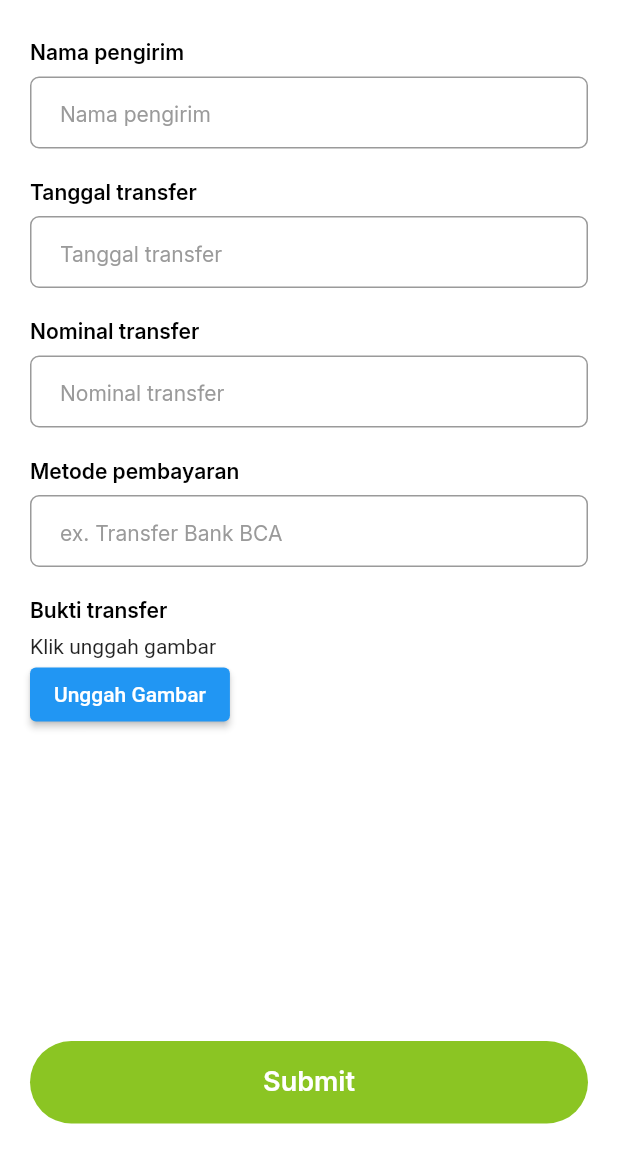
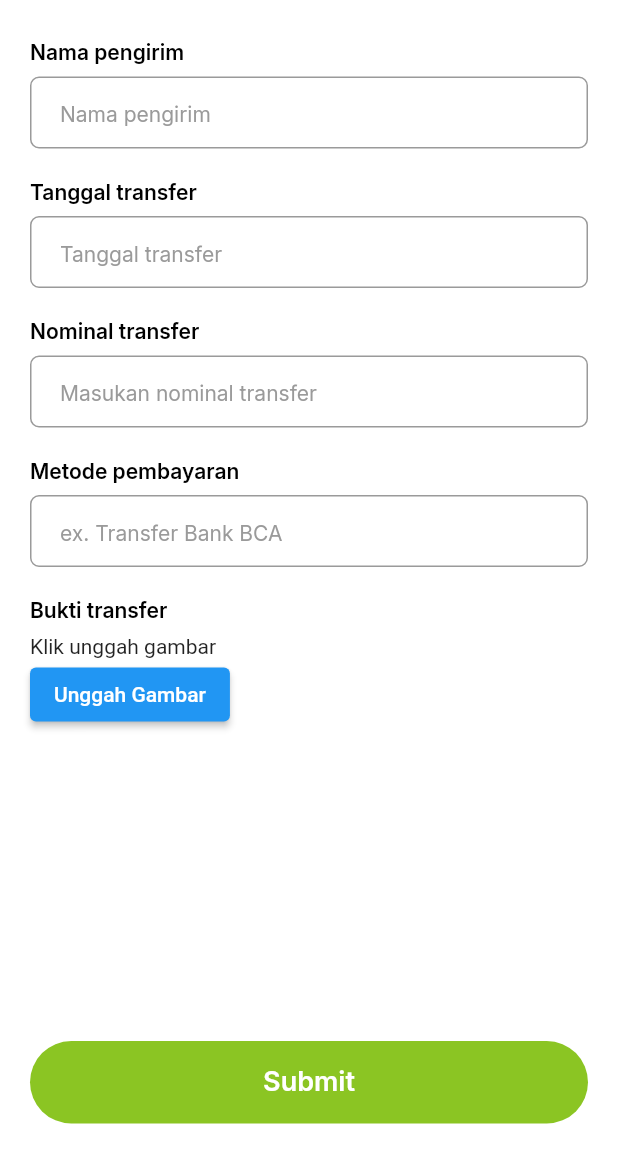
Before and after one commit to masan27/mafiaeduc-mobile, a Flutter app: the checkout3 screen opened directly, on a phone screen of 412 x 824 dp, the part 60-1236 px from its top. Run offline on Flutter 3.47's test engine with Material 2 defaults, Android fonts, the phone set to English and light mode, and no system bars; our stand-ins replace flutter_svg, get, google_fonts, image_picker, otp_text_field, shared_preferences; accounts and stored records are empty; project files that could hold a hidden picture were left out.

Commit message:
update nominal transfer

```diff
--- a/lib/checkout/halaman3.dart
+++ b/lib/checkout/halaman3.dart
@@ -151,29 +151,43 @@ class _checkout3State extends State<checkout3> {
                             fontWeight: FontWeight.w600)),
                     SizedBox(height: 8),
                     TextField(
+                      keyboardType: TextInputType.number,
                       style: GoogleFonts.inter(
                         textStyle: TextStyle(
                           color: Colors.black,
-                                fontWeight: FontWeight.w500)),
+                          fontWeight: FontWeight.w500,
+                        ),
+                      ),
                       cursorColor: Colors.black,
                       decoration: InputDecoration(
                         // fillColor: Color(0xffEEEEEE),
                         // filled: true,
-                          hintText: "Nominal transfer",
+                        hintText: "Masukan nominal transfer",
                         hintStyle: GoogleFonts.inter(
                           textStyle: TextStyle(
                             fontSize: 14,
                             fontWeight: FontWeight.normal,
-                                  color: Color(0xff9A9A9A))),
+                            color: Color(0xff9A9A9A),
+                          ),
+                        ),
                         contentPadding: EdgeInsets.symmetric(
-                              vertical: 12, horizontal: 20),
+                          vertical: 12,
+                          horizontal: 20,
+                        ),
                         enabledBorder: OutlineInputBorder(
                           borderRadius: BorderRadius.circular(6),
-                              borderSide: BorderSide(color: Color(0xff9a9a9a))),
+                          borderSide: BorderSide(
+                            color: Color(0xff9a9a9a),
+                          ),
+                        ),
                         focusedBorder: OutlineInputBorder(
                           borderRadius: BorderRadius.circular(6),
-                              borderSide: BorderSide(color: Color(0xff9a9a9a))),
-                        )),
+                          borderSide: BorderSide(
+                            color: Color(0xff9a9a9a),
+                          ),
+                        ),
+                      ),
+                    ),
                     SizedBox(height: 20),
                     Text("Metode pembayaran",
                         style: GoogleFonts.inter(
```
Lines whose indentation alone changed are shown as unchanged.
